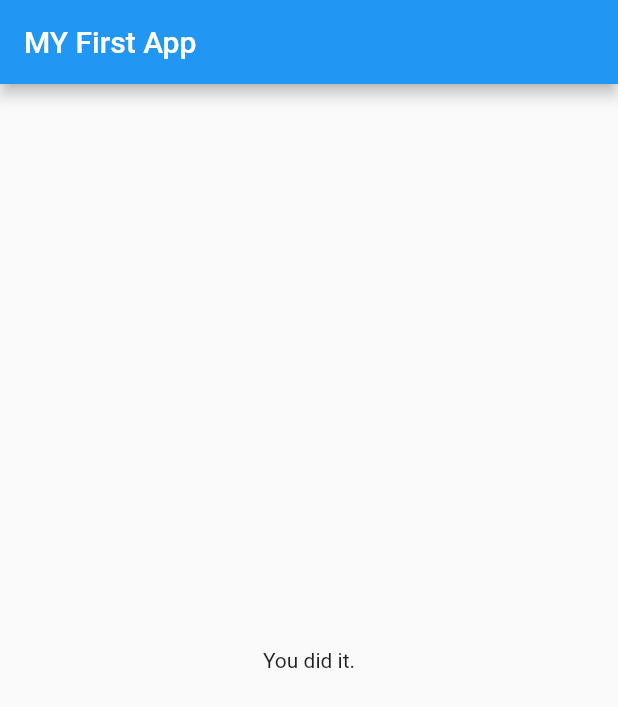
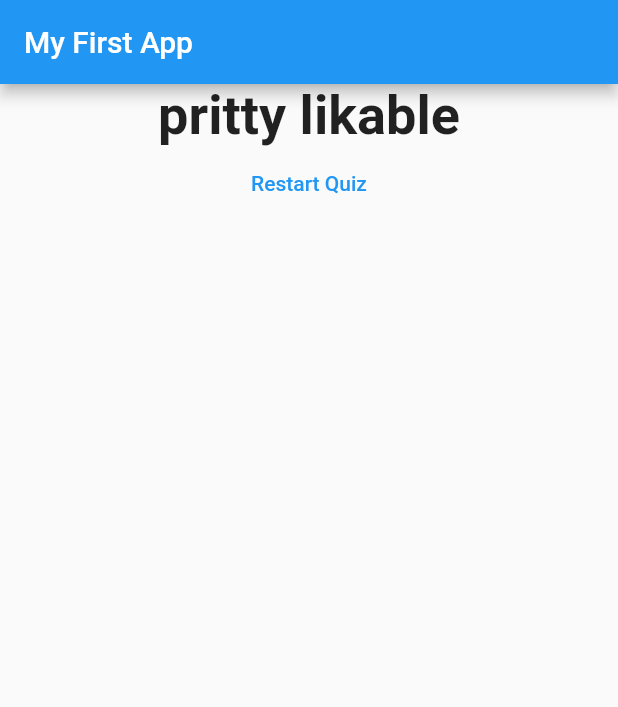
Before and after one commit to bhuvnesh93/flutter-app, a Flutter app: the screen it shows after launch, after a tap on "23", after a tap on "Green", on a phone screen of 412 x 824 dp. Shown: the top 707 px of the screen. Run offline on Flutter 3.47's test engine with Material 2 defaults, Android fonts, the phone set to English and light mode, and no system bars.

Commit message:
quiz done

```diff
--- a/lib/main.dart
+++ b/lib/main.dart
@@ -1,6 +1,6 @@
 import 'package:flutter/material.dart';
-import 'package:flutter_app/answer.dart';
-import 'package:flutter_app/question.dart';
+import 'package:flutter_app/quiz.dart';
+import 'package:flutter_app/result.dart';
 
 // void main() {
 //   runApp(MyApp());
@@ -11,26 +11,43 @@ void main() => runApp(MyApp());
 class MyApp extends StatefulWidget {
   @override
   State<StatefulWidget> createState() {
-    // TODO: implement createState
     return _MyAppState();
   }
 }
 
 class _MyAppState extends State<MyApp> {
   var _questionIndex = 0;
-  final questions = const [
+  var _totalScore = 0;
+  final _questions = const [
     {
       'questionText': 'what\'s your age?',
-      'answers': ['23', '45', '12', '78']
+      'answers': [
+        {'text': '23', 'score': 1},
+        {'text': '45', 'score': 2},
+        {'text': '12', 'score': 3},
+        {'text': '78', 'score': 4}
+      ]
     },
     {
       'questionText': 'what\'s your favourite color?',
-      'answers': ['Red', 'Green', 'Blue', 'Black']
+      'answers': [
+        {'text': 'Red', 'score': 1},
+        {'text': 'Green', 'score': 2},
+        {'text': 'Blue', 'score': 3},
+        {'text': 'Black', 'score': 4},
+      ]
     }
   ];
 
-  void answerQuestion() {
-    if (_questionIndex < questions.length) {}
+  void _resetQuiz() {
+    setState(() {
+      _totalScore = 0;
+      _questionIndex = 0;
+    });
+  }
+
+  void answerQuestion(int score) {
+    _totalScore += score;
     setState(() {
       _questionIndex = _questionIndex + 1;
     });
@@ -60,48 +77,53 @@ class _MyAppState extends State<MyApp> {
     return MaterialApp(
       // home: Text('Hello!!!'),
       home: Scaffold(
-        appBar: AppBar(
-          title: Text('MY First App'),
-        ),
-        // body: Text("this is default text 3"),
-        body: _questionIndex < questions.length
-            ? Column(
-                children: [
-                  // Text(questions[_questionIndex]),
-                  // Question(questions[_questionIndex]),
-                  Question(questions[_questionIndex]['questionText']),
-                  ...(questions[_questionIndex]['answers'] as List<String>)
-                      .map((answer) {
-                    return Answer(answerQuestion, answer);
-                  }).toList()
-                  // Answer(answerQuestion),
-                  // Answer(answerQuestion),
-                  // Answer(answerQuestion),
-                  // RaisedButton(
-                  //   child: Text('Answer 1'),
-                  //   onPressed: answerQuestion,
-                  // ),
-                  // RaisedButton(
-                  //   child: Text('Answer 2'),
-                  //   onPressed: () => print("Answer 2 choosen!!"),
-                  // ),
-                  // RaisedButton(
-                  //   child: Text('Answer 3'),
-                  //   onPressed: () {
-                  //     // ....
-                  //     print("Answer 3 choosen!!");
-                  //   },
-                  // ),
-                  // RaisedButton(
-                  //   child: Text('Answer 4'),
-                  //   onPressed: answerQuestion,
-                  // ),
-                ],
-              )
-            : Center(
-                child: Text('You did it.'),
-              ),
-      ),
+          appBar: AppBar(
+            title: Text('My First App'),
+          ),
+          // body: Text("this is default text 3"),
+          body: _questionIndex < _questions.length
+              ? Quiz(
+                  questions: _questions,
+                  questionIndex: _questionIndex,
+                  answerQuestion: answerQuestion)
+              : Result(_totalScore, _resetQuiz)
+          // Column(
+          //     children: [
+          //       // Text(questions[_questionIndex]),
+          //       // Question(questions[_questionIndex]),
+          //       Question(questions[_questionIndex]['questionText']),
+          //       ...(questions[_questionIndex]['answers'] as List<String>)
+          //           .map((answer) {
+          //         return Answer(answerQuestion, answer);
+          //       }).toList()
+          //       // Answer(answerQuestion),
+          //       // Answer(answerQuestion),
+          //       // Answer(answerQuestion),
+          //       // RaisedButton(
+          //       //   child: Text('Answer 1'),
+          //       //   onPressed: answerQuestion,
+          //       // ),
+          //       // RaisedButton(
+          //       //   child: Text('Answer 2'),
+          //       //   onPressed: () => print("Answer 2 choosen!!"),
+          //       // ),
+          //       // RaisedButton(
+          //       //   child: Text('Answer 3'),
+          //       //   onPressed: () {
+          //       //     // ....
+          //       //     print("Answer 3 choosen!!");
+          //       //   },
+          //       // ),
+          //       // RaisedButton(
+          //       //   child: Text('Answer 4'),
+          //       //   onPressed: answerQuestion,
+          //       // ),
+          //     ],
+          //   )
+          // : Center(
+          //     child: Text('You did it.'),
+          //   ),
+          ),
     );
   }
 }
--- a/lib/quiz.dart
+++ b/lib/quiz.dart
@@ -1,8 +1,52 @@
 import 'package:flutter/material.dart';
+import 'package:flutter_app/answer.dart';
+import 'package:flutter_app/question.dart';
 
 class Quiz extends StatelessWidget {
+  final List<Map<String, Object>> questions;
+  final Function answerQuestion;
+  final int questionIndex;
+
+  Quiz({
+    @required this.questions,
+    @required this.questionIndex,
+    @required this.answerQuestion,
+  });
+
   @override
   Widget build(BuildContext context) {
-    return Container();
+    return Column(
+      children: [
+        // Text(questions[_questionIndex]),
+        // Question(questions[_questionIndex]),
+        Question(questions[questionIndex]['questionText']),
+        ...(questions[questionIndex]['answers'] as List<Map<String, Object>>)
+            .map((answer) {
+          return Answer(() => answerQuestion(answer['score']), answer['text']);
+        }).toList()
+        // Answer(answerQuestion),
+        // Answer(answerQuestion),
+        // Answer(answerQuestion),
+        // RaisedButton(
+        //   child: Text('Answer 1'),
+        //   onPressed: answerQuestion,
+        // ),
+        // RaisedButton(
+        //   child: Text('Answer 2'),
+        //   onPressed: () => print("Answer 2 choosen!!"),
+        // ),
+        // RaisedButton(
+        //   child: Text('Answer 3'),
+        //   onPressed: () {
+        //     // ....
+        //     print("Answer 3 choosen!!");
+        //   },
+        // ),
+        // RaisedButton(
+        //   child: Text('Answer 4'),
+        //   onPressed: answerQuestion,
+        // ),
+      ],
+    );
   }
 }
--- a/lib/result.dart
+++ b/lib/result.dart
@@ -0,0 +1,41 @@
+import 'package:flutter/material.dart';
+
+class Result extends StatelessWidget {
+  final int resultScore;
+  final Function resetHandler;
+
+  Result(this.resultScore, this.resetHandler);
+
+  //getter
+  String get resultPhrase {
+    String resultText;
+    if (resultScore >= 8) {
+      resultText = 'You are awesome';
+    } else if (resultScore <= 12) {
+      resultText = 'pritty likable';
+    } else {
+      resultText = 'you are so bad!!!';
+    }
+    return resultText;
+  }
+
+  @override
+  Widget build(BuildContext context) {
+    return Center(
+      child: Column(
+        children: [
+          Text(
+            resultPhrase,
+            style: TextStyle(fontSize: 36, fontWeight: FontWeight.bold),
+            textAlign: TextAlign.center,
+          ),
+          FlatButton(
+            onPressed: resetHandler,
+            textColor: Colors.blue,
+            child: Text('Restart Quiz'),
+          )
+        ],
+      ),
+    );
+  }
+}
```
Also changed, not shown: 11 other files.
